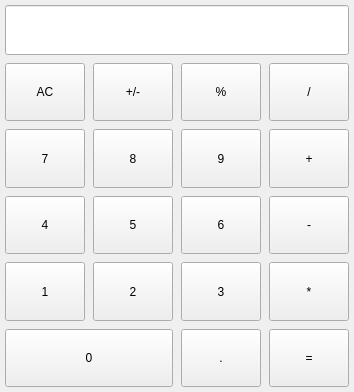
Before: the Qt Designer form PyQt5-Demo/resource/ui/calculator.ui in madmadcat/QtCookBook_Demo, drawn with Qt 5.
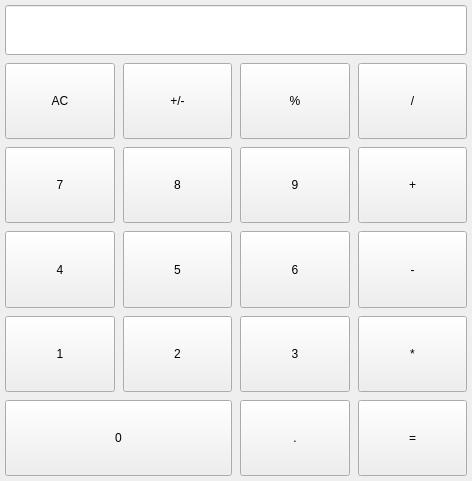
After: the same form once the commit is applied. Custom widgets are drawn as their Qt base class.

What changed in the file:
```diff
--- a/PyQt5-Demo/resource/ui/calculator.ui
+++ b/PyQt5-Demo/resource/ui/calculator.ui
@@ -6,8 +6,8 @@
    <rect>
     <x>0</x>
     <y>0</y>
-    <width>335</width>
-    <height>392</height>
+    <width>472</width>
+    <height>481</height>
    </rect>
   </property>
   <property name="windowTitle">
@@ -37,6 +37,17 @@
        <height>50</height>
       </size>
      </property>
+     <property name="font">
+      <font>
+       <pointsize>24</pointsize>
+      </font>
+     </property>
+     <property name="layoutDirection">
+      <enum>Qt::RightToLeft</enum>
+     </property>
+     <property name="alignment">
+      <set>Qt::AlignRight|Qt::AlignTrailing|Qt::AlignVCenter</set>
+     </property>
      <property name="readOnly">
       <bool>true</bool>
      </property>
@@ -53,6 +64,12 @@
      <property name="text">
       <string>AC</string>
      </property>
+     <property name="checkable">
+      <bool>true</bool>
+     </property>
+     <property name="autoExclusive">
+      <bool>true</bool>
+     </property>
      <property name="bg" stdset="0">
       <string>lightgray</string>
      </property>
@@ -69,6 +86,12 @@
      <property name="text">
       <string>+/-</string>
      </property>
+     <property name="checkable">
+      <bool>true</bool>
+     </property>
+     <property name="autoExclusive">
+      <bool>true</bool>
+     </property>
      <property name="bg" stdset="0">
       <string>lightgray</string>
      </property>
@@ -85,6 +108,12 @@
      <property name="text">
       <string>%</string>
      </property>
+     <property name="checkable">
+      <bool>true</bool>
+     </property>
+     <property name="autoExclusive">
+      <bool>true</bool>
+     </property>
      <property name="bg" stdset="0">
       <string>lightgray</string>
      </property>
@@ -123,6 +152,12 @@
      <property name="text">
       <string>7</string>
      </property>
+     <property name="checkable">
+      <bool>true</bool>
+     </property>
+     <property name="autoExclusive">
+      <bool>true</bool>
+     </property>
      <property name="bg" stdset="0">
       <string>gray</string>
      </property>
@@ -139,6 +174,12 @@
      <property name="text">
       <string>8</string>
      </property>
+     <property name="checkable">
+      <bool>true</bool>
+     </property>
+     <property name="autoExclusive">
+      <bool>true</bool>
+     </property>
      <property name="bg" stdset="0">
       <string>gray</string>
      </property>
@@ -155,6 +196,12 @@
      <property name="text">
       <string>9</string>
      </property>
+     <property name="checkable">
+      <bool>true</bool>
+     </property>
+     <property name="autoExclusive">
+      <bool>true</bool>
+     </property>
      <property name="bg" stdset="0">
       <string>gray</string>
      </property>
@@ -193,6 +240,12 @@
      <property name="text">
       <string>4</string>
      </property>
+     <property name="checkable">
+      <bool>true</bool>
+     </property>
+     <property name="autoExclusive">
+      <bool>true</bool>
+     </property>
      <property name="bg" stdset="0">
       <string>gray</string>
      </property>
@@ -209,6 +262,12 @@
      <property name="text">
       <string>5</string>
      </property>
+     <property name="checkable">
+      <bool>true</bool>
+     </property>
+     <property name="autoExclusive">
+      <bool>true</bool>
+     </property>
      <property name="bg" stdset="0">
       <string>gray</string>
      </property>
@@ -225,6 +284,12 @@
      <property name="text">
       <string>6</string>
      </property>
+     <property name="checkable">
+      <bool>true</bool>
+     </property>
+     <property name="autoExclusive">
+      <bool>true</bool>
+     </property>
      <property name="bg" stdset="0">
       <string>gray</string>
      </property>
@@ -263,6 +328,12 @@
      <property name="text">
       <string>1</string>
      </property>
+     <property name="checkable">
+      <bool>true</bool>
+     </property>
+     <property name="autoExclusive">
+      <bool>true</bool>
+     </property>
      <property name="bg" stdset="0">
       <string>gray</string>
      </property>
@@ -279,6 +350,12 @@
      <property name="text">
       <string>2</string>
      </property>
+     <property name="checkable">
+      <bool>true</bool>
+     </property>
+     <property name="autoExclusive">
+      <bool>true</bool>
+     </property>
      <property name="bg" stdset="0">
       <string>gray</string>
      </property>
@@ -295,6 +372,12 @@
      <property name="text">
       <string>3</string>
      </property>
+     <property name="checkable">
+      <bool>true</bool>
+     </property>
+     <property name="autoExclusive">
+      <bool>true</bool>
+     </property>
      <property name="bg" stdset="0">
       <string>gray</string>
      </property>
@@ -333,6 +416,12 @@
      <property name="text">
       <string>0</string>
      </property>
+     <property name="checkable">
+      <bool>true</bool>
+     </property>
+     <property name="autoExclusive">
+      <bool>true</bool>
+     </property>
      <property name="bg" stdset="0">
       <string>gray</string>
      </property>
@@ -349,6 +438,12 @@
      <property name="text">
       <string>.</string>
      </property>
+     <property name="checkable">
+      <bool>true</bool>
+     </property>
+     <property name="autoExclusive">
+      <bool>true</bool>
+     </property>
      <property name="bg" stdset="0">
       <string>gray</string>
      </property>
@@ -365,6 +460,12 @@
      <property name="text">
       <string>=</string>
      </property>
+     <property name="checkable">
+      <bool>true</bool>
+     </property>
+     <property name="autoExclusive">
+      <bool>true</bool>
+     </property>
      <property name="bg" stdset="0">
       <string>orange</string>
      </property>
```
Left out of the diff: 372 changed lines with no effect on the pictures.
